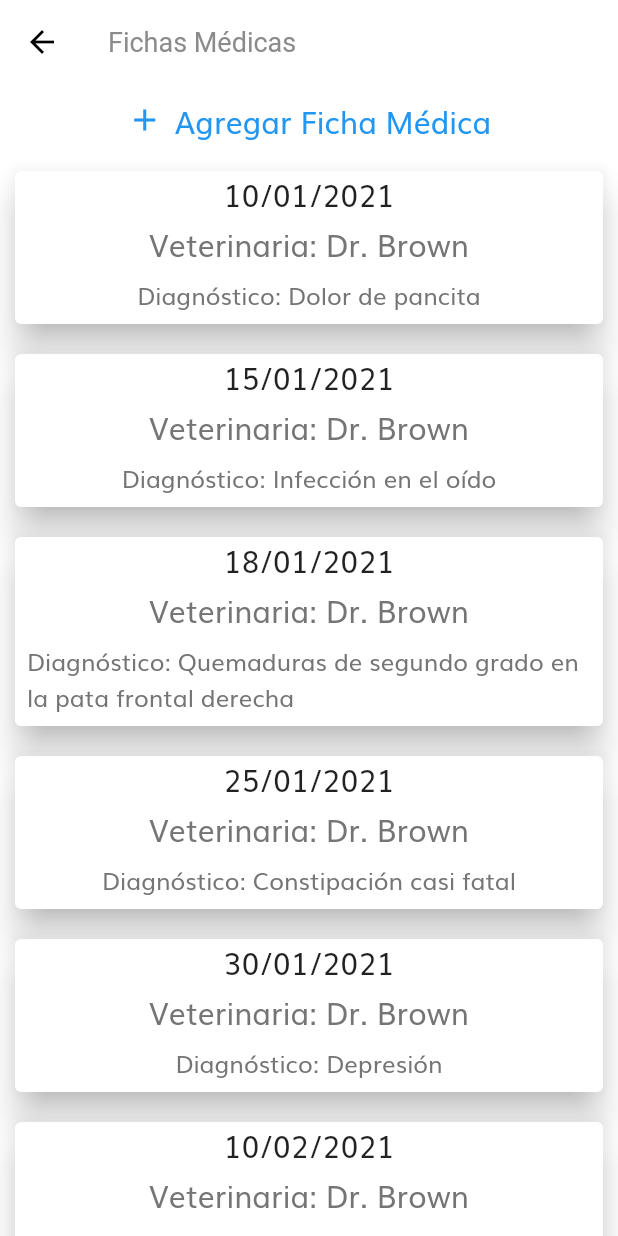
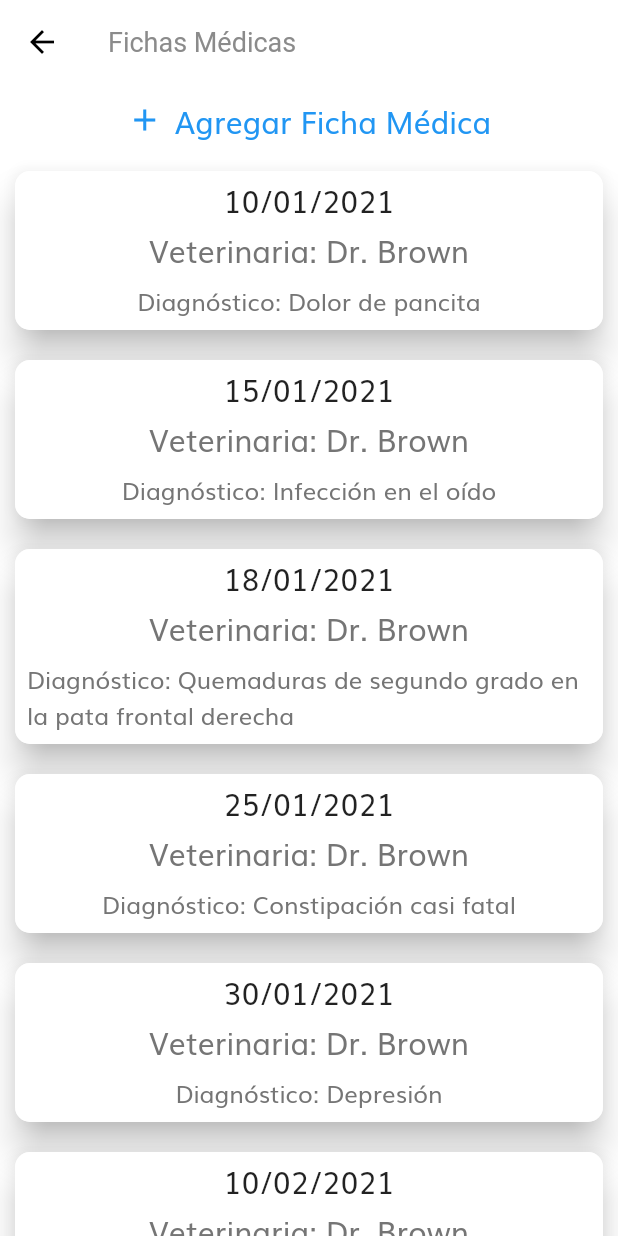
Before and after one commit to Firulapp/firulapp-flutter, a Flutter app: the MedicalRecordsScreen screen opened by its route, on a phone screen of 412 x 824 dp. Run offline on Flutter 3.47's test engine with Material 2 defaults, Android fonts, the phone set to English and light mode, and no system bars; our stand-ins replace after_layout, dio, flutter_secure_storage, flutter_svg, image_picker; missing offline and left inert: dart:ffi, searchable_dropdown; accounts and stored records are empty.

Commit message:
Agrega pantalla de creacion de ficha medica

```diff
--- a/lib/routes.dart
+++ b/lib/routes.dart
@@ -8,7 +8,8 @@ import './src/profile_detail/profile_details.dart';
 import './src/pets/pets_screen.dart';
 import './src/sign_up/sign_up_screen.dart';
 import './src/pets/components/add_pets.dart';
-import './src/medial_records/medical_records_screen.dart';
+import './src/medical_records/medical_records_screen.dart';
+import './src/medical_records/components/new_medical_record_screen.dart';
 
 final Map<String, WidgetBuilder> routes = {
   HomeScreen.routeName: (context) => HomeScreen(),
@@ -20,4 +21,5 @@ final Map<String, WidgetBuilder> routes = {
   SignUpDetailsForm.routeName: (context) => SignUpDetailsForm(),
   AddPets.routeName: (context) => AddPets(),
   MedicalRecordsScreen.routeName: (context) => MedicalRecordsScreen(),
+  NewMedicalRecordScreen.routeName: (context) => NewMedicalRecordScreen(),
 };
--- a/lib/src/home/home.dart
+++ b/lib/src/home/home.dart
@@ -66,6 +66,7 @@ class _HomeScreenState extends State<HomeScreen> with AfterLayoutMixin {
                 ),
               ],
             ),
-            endDrawer: HomeDrawer());
+            endDrawer: HomeDrawer(),
+          );
   }
 }
--- a/lib/src/medial_records/components/medical_record_item.dart
+++ b/lib/src/medical_records/components/medical_record_item.dart
@@ -10,11 +10,16 @@ class MedicalRecordItem extends StatelessWidget {
   @override
   Widget build(BuildContext context) {
     return Card(
+      shape: RoundedRectangleBorder(
+        side: BorderSide(color: Colors.white70, width: 1),
+        borderRadius: BorderRadius.circular(10),
+      ),
       margin: EdgeInsets.all(10),
       elevation: 10,
       child: Column(
         crossAxisAlignment: CrossAxisAlignment.center,
         children: <Widget>[
+          const Padding(padding: EdgeInsets.symmetric(vertical: 2.0)),
           Text(
             _medicalRecords["date"],
             style: Theme.of(context).textTheme.headline6,
--- a/lib/src/medial_records/medical_records_screen.dart
+++ b/lib/src/medical_records/medical_records_screen.dart
@@ -5,7 +5,7 @@ import './components/medical_record_item.dart';
 class MedicalRecordsScreen extends StatelessWidget {
   static const routeName = "/medical_records";
 
-  List<Map> _medialRecords = [
+  final List<Map> _medialRecords = const [
     {
       "date": "10/01/2021",
       "organization": 'Dr. Brown',
```
Also changed, not shown: lib/src/medical_records/components/new_medical_record_screen.dart (added, +61 -0 lines).
